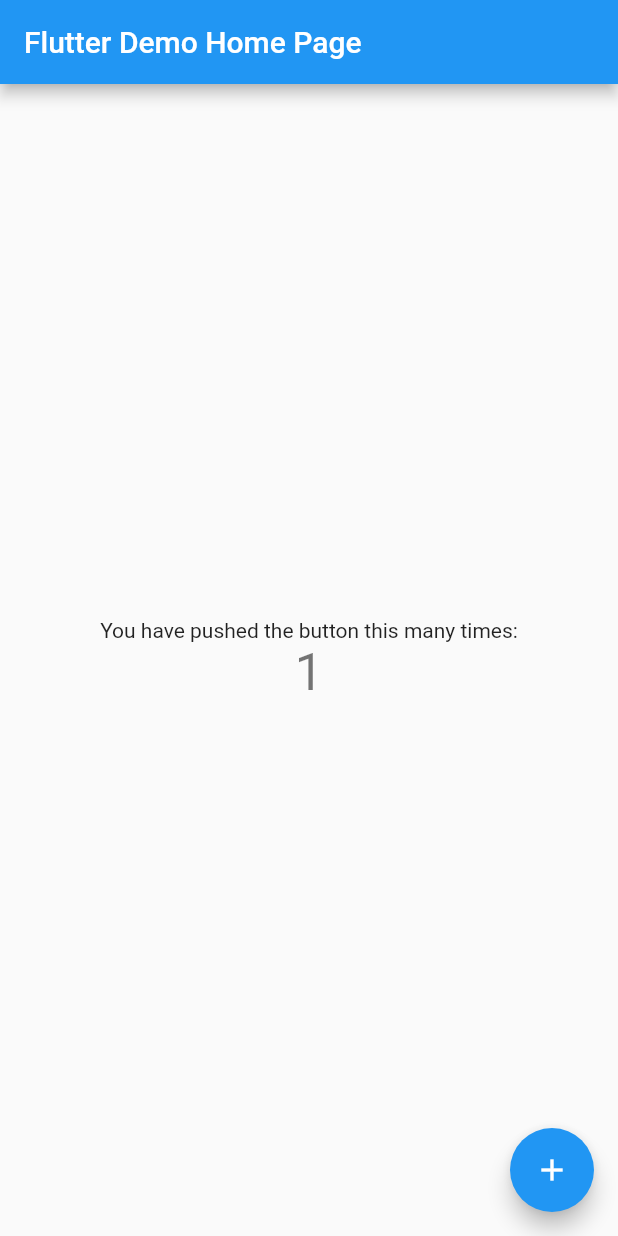
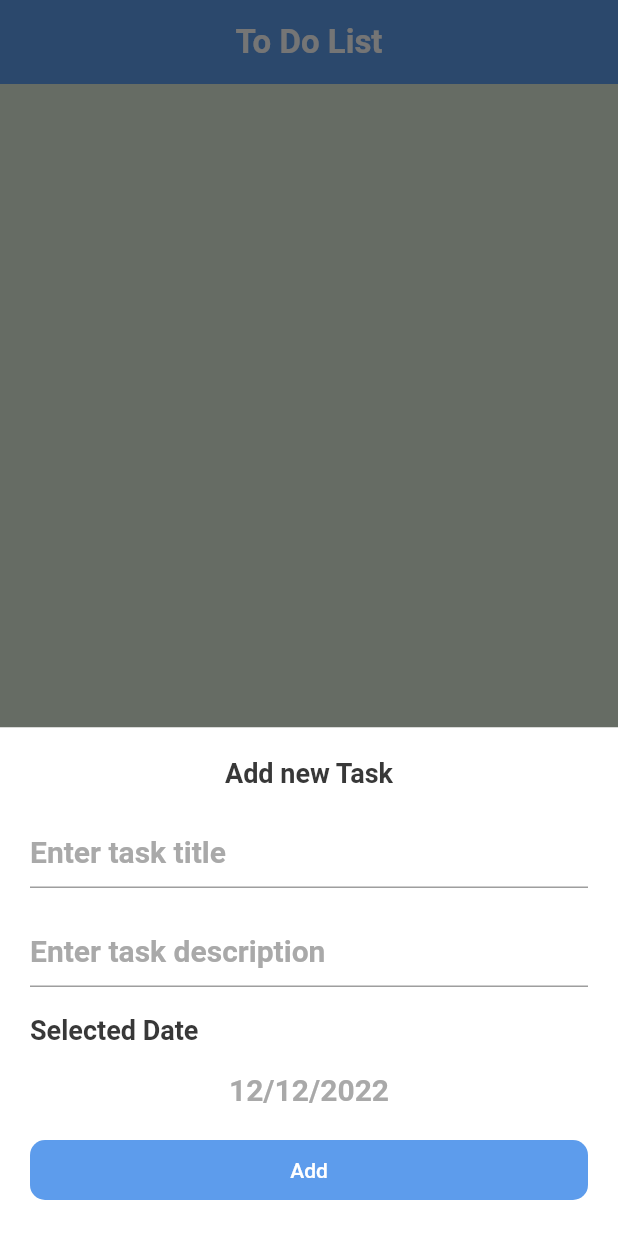
Before and after one commit to ibrahimzaher/todo_app, a Flutter app: the screen it shows after launch, after a tap on the "add" icon, on a phone screen of 412 x 824 dp. Run offline on Flutter 3.47's test engine with Material 2 defaults, Android fonts, the phone set to English and light mode, and no system bars.

Commit message:
added home-layout

```diff
--- /dev/null
+++ b/lib/layout/home/home_layout.dart
@@ -0,0 +1,57 @@
+import 'package:flutter/material.dart';
+import 'package:provider/provider.dart';
+import 'package:todo_app/layout/provider/bottom_nav_bar_provider.dart';
+import 'package:todo_app/modules/settings/settings_tab.dart';
+import 'package:todo_app/modules/tasks/tasks_tab.dart';
+
+class HomeLayout extends StatelessWidget {
+  const HomeLayout({Key? key}) : super(key: key);
+  static const String routeName = 'Home';
+  @override
+  Widget build(BuildContext context) {
+    return Consumer<BottomNavBarProvider>(
+      builder: (context, provider, child) => Scaffold(
+        resizeToAvoidBottomInset: true,
+        appBar: AppBar(
+          title: Text(
+            'To Do List',
+            style: Theme.of(context).textTheme.headline5,
+          ),
+        ),
+        floatingActionButtonLocation: FloatingActionButtonLocation.centerDocked,
+        floatingActionButton: FloatingActionButton(
+          onPressed: () {
+            provider.showTaskBottomSheet(context);
+          },
+          child: const Icon(
+            Icons.add,
+          ),
+        ),
+        bottomNavigationBar: BottomAppBar(
+          notchMargin: 8.0,
+          child: BottomNavigationBar(
+            currentIndex: provider.currentIndex,
+            onTap: (index) {
+              provider.changeTabs(index);
+            },
+            items: const [
+              BottomNavigationBarItem(
+                icon: Icon(
+                  Icons.list_outlined,
+                ),
+                label: 'Tasks',
+              ),
+              BottomNavigationBarItem(
+                icon: Icon(
+                  Icons.settings,
+                ),
+                label: 'Settings',
+              ),
+            ],
+          ),
+        ),
+        body: const [TasksTab(), SettingsTab()][provider.currentIndex],
+      ),
+    );
+  }
+}
--- /dev/null
+++ b/lib/layout/home/task_bottom_sheet.dart
@@ -0,0 +1,126 @@
+import 'package:flutter/material.dart';
+import 'package:intl/intl.dart';
+import 'package:provider/provider.dart';
+import 'package:todo_app/shared/components/my_spacer.dart';
+import 'package:todo_app/shared/components/my_text_form_field.dart';
+import 'package:todo_app/shared/provider/theme_provider.dart';
+import 'package:todo_app/shared/styles/colors.dart';
+
+class TaskBottomSheet extends StatefulWidget {
+  const TaskBottomSheet({super.key});
+
+  @override
+  State<TaskBottomSheet> createState() => _TaskBottomSheetState();
+}
+
+class _TaskBottomSheetState extends State<TaskBottomSheet> {
+  var formKey = GlobalKey<FormState>();
+
+  var title = TextEditingController();
+
+  var description = TextEditingController();
+
+  var dateTime = DateTime.now();
+
+  @override
+  Widget build(BuildContext context) {
+    return Container(
+      color: context.watch<ThemeProvider>().isDark() ? bottomColor : whiteColor,
+      child: Container(
+        padding: const EdgeInsetsDirectional.only(
+          top: 20,
+          bottom: 20,
+        ),
+        margin: const EdgeInsetsDirectional.only(
+          start: 20,
+          end: 20,
+        ),
+        child: Form(
+          key: formKey,
+          child: Column(
+            mainAxisSize: MainAxisSize.min,
+            crossAxisAlignment: CrossAxisAlignment.stretch,
+            children: [
+              Text(
+                'Add new Task',
+                style: Theme.of(context).textTheme.headline6,
+                textAlign: TextAlign.center,
+              ),
+              const MySpacer(),
+              MyTextFormField(
+                hintText: 'Enter task title',
+                controller: title,
+                inValid: 'Please enter your task title',
+              ),
+              const MySpacer(),
+              MyTextFormField(
+                hintText: 'Enter task description',
+                controller: description,
+                inValid: 'Please enter your task description',
+              ),
+              const MySpacer(),
+              Text(
+                'Selected Date',
+                style: Theme.of(context).textTheme.headline6,
+              ),
+              const MySpacer(),
+              InkWell(
+                onTap: () {
+                  changeDateTime(context);
+                },
+                child: Text(
+                  DateFormat.yMd().format(dateTime),
+                  style: Theme.of(context).textTheme.bodyText1,
+                  textAlign: TextAlign.center,
+                ),
+              ),
+              const MySpacer(),
+              ElevatedButton(
+                style: ElevatedButton.styleFrom(
+                  backgroundColor: blueColor,
+                  elevation: 0,
+                  fixedSize: const Size(double.infinity, 40),
+                  shape: RoundedRectangleBorder(
+                    borderRadius: BorderRadiusDirectional.circular(
+                      10,
+                    ),
+                  ),
+                ),
+                onPressed: () {
+                  if (formKey.currentState!.validate()) {
+                    Navigator.of(context).pop();
+                  }
+                },
+                child: const Text(
+                  'Add',
+                ),
+              ),
+              Padding(
+                padding: EdgeInsets.only(
+                  bottom: MediaQuery.of(context).viewInsets.bottom,
+                ),
+              ),
+            ],
+          ),
+        ),
+      ),
+    );
+  }
+
+  void changeDateTime(BuildContext context) {
+    showDatePicker(
+      context: context,
+      initialDate: dateTime,
+      firstDate: DateTime.now(),
+      lastDate: DateTime.now().add(
+        const Duration(
+          days: 365,
+        ),
+      ),
+    ).then((value) {
+      if (value == null) return;
+      dateTime = value;
+      setState(() {});
+    });
+  }
+}
--- /dev/null
+++ b/lib/layout/provider/bottom_nav_bar_provider.dart
@@ -0,0 +1,19 @@
+import 'package:flutter/material.dart';
+import 'package:todo_app/layout/home/task_bottom_sheet.dart';
+
+class BottomNavBarProvider extends ChangeNotifier {
+  int currentIndex = 0;
+  changeTabs(int index) {
+    if (currentIndex == index) return;
+    currentIndex = index;
+    notifyListeners();
+  }
+
+  showTaskBottomSheet(context) {
+    showModalBottomSheet(
+      context: context,
+      isScrollControlled: true,
+      builder: (context) => TaskBottomSheet(),
+    );
+  }
+}
--- a/lib/main.dart
+++ b/lib/main.dart
@@ -1,115 +1,40 @@
 import 'package:flutter/material.dart';
+import 'package:provider/provider.dart';
+import 'package:todo_app/layout/home/home_layout.dart';
+import 'package:todo_app/layout/provider/bottom_nav_bar_provider.dart';
+import 'package:todo_app/shared/provider/theme_provider.dart';
+import 'package:todo_app/shared/styles/my_theme.dart';
 
 void main() {
-  runApp(const MyApp());
+  runApp(
+    MultiProvider(
+      providers: [
+        ChangeNotifierProvider(
+          create: (_) => ThemeProvider(),
+        ),
+        ChangeNotifierProvider(
+          create: (_) => BottomNavBarProvider(),
+        ),
+      ],
+      child: const MyApp(),
+    ),
+  );
 }
 
 class MyApp extends StatelessWidget {
   const MyApp({super.key});
-
-  // This widget is the root of your application.
   @override
   Widget build(BuildContext context) {
     return MaterialApp(
-      title: 'Flutter Demo',
-      theme: ThemeData(
-        // This is the theme of your application.
-        //
-        // Try running your application with "flutter run". You'll see the
-        // application has a blue toolbar. Then, without quitting the app, try
-        // changing the primarySwatch below to Colors.green and then invoke
-        // "hot reload" (press "r" in the console where you ran "flutter run",
-        // or simply save your changes to "hot reload" in a Flutter IDE).
-        // Notice that the counter didn't reset back to zero; the application
-        // is not restarted.
-        primarySwatch: Colors.blue,
-      ),
-      home: const MyHomePage(title: 'Flutter Demo Home Page'),
+      title: 'To Do List',
+      theme: MyTheme.light,
+      darkTheme: MyTheme.dark,
+      themeMode: context.watch<ThemeProvider>().themeMode,
+      debugShowCheckedModeBanner: false,
+      initialRoute: HomeLayout.routeName,
+      routes: {
+        HomeLayout.routeName: (_) => HomeLayout(),
+      },
     );
   }
 }
-
-class MyHomePage extends StatefulWidget {
-  const MyHomePage({super.key, required this.title});
-
-  // This widget is the home page of your application. It is stateful, meaning
-  // that it has a State object (defined below) that contains fields that affect
-  // how it looks.
-
-  // This class is the configuration for the state. It holds the values (in this
-  // case the title) provided by the parent (in this case the App widget) and
-  // used by the build method of the State. Fields in a Widget subclass are
-  // always marked "final".
-
-  final String title;
-
-  @override
-  State<MyHomePage> createState() => _MyHomePageState();
-}
-
-class _MyHomePageState extends State<MyHomePage> {
-  int _counter = 0;
-
-  void _incrementCounter() {
-    setState(() {
-      // This call to setState tells the Flutter framework that something has
-      // changed in this State, which causes it to rerun the build method below
-      // so that the display can reflect the updated values. If we changed
-      // _counter without calling setState(), then the build method would not be
-      // called again, and so nothing would appear to happen.
-      _counter++;
-    });
-  }
-
-  @override
-  Widget build(BuildContext context) {
-    // This method is rerun every time setState is called, for instance as done
-    // by the _incrementCounter method above.
-    //
-    // The Flutter framework has been optimized to make rerunning build methods
-    // fast, so that you can just rebuild anything that needs updating rather
-    // than having to individually change instances of widgets.
-    return Scaffold(
-      appBar: AppBar(
-        // Here we take the value from the MyHomePage object that was created by
-        // the App.build method, and use it to set our appbar title.
-        title: Text(widget.title),
-      ),
-      body: Center(
-        // Center is a layout widget. It takes a single child and positions it
-        // in the middle of the parent.
-        child: Column(
-          // Column is also a layout widget. It takes a list of children and
-          // arranges them vertically. By default, it sizes itself to fit its
-          // children horizontally, and tries to be as tall as its parent.
-          //
-          // Invoke "debug painting" (press "p" in the console, choose the
-          // "Toggle Debug Paint" action from the Flutter Inspector in Android
-          // Studio, or the "Toggle Debug Paint" command in Visual Studio Code)
-          // to see the wireframe for each widget.
-          //
-          // Column has various properties to control how it sizes itself and
-          // how it positions its children. Here we use mainAxisAlignment to
-          // center the children vertically; the main axis here is the vertical
-          // axis because Columns are vertical (the cross axis would be
-          // horizontal).
-          mainAxisAlignment: MainAxisAlignment.center,
-          children: <Widget>[
-            const Text(
-              'You have pushed the button this many times:',
-            ),
-            Text(
-              '$_counter',
-              style: Theme.of(context).textTheme.headline4,
-            ),
-          ],
-        ),
-      ),
-      floatingActionButton: FloatingActionButton(
-        onPressed: _incrementCounter,
-        tooltip: 'Increment',
-        child: const Icon(Icons.add),
-      ), // This trailing comma makes auto-formatting nicer for build methods.
-    );
-  }
-}
--- /dev/null
+++ b/lib/modules/settings/settings_tab.dart
@@ -0,0 +1,10 @@
+import 'package:flutter/material.dart';
+
+class SettingsTab extends StatelessWidget {
+  const SettingsTab({Key? key}) : super(key: key);
+
+  @override
+  Widget build(BuildContext context) {
+    return Container();
+  }
+}
--- /dev/null
+++ b/lib/modules/tasks/tasks_tab.dart
@@ -0,0 +1,10 @@
+import 'package:flutter/material.dart';
+
+class TasksTab extends StatelessWidget {
+  const TasksTab({Key? key}) : super(key: key);
+
+  @override
+  Widget build(BuildContext context) {
+    return Container();
+  }
+}
--- /dev/null
+++ b/lib/shared/components/my_spacer.dart
@@ -0,0 +1,12 @@
+import 'package:flutter/material.dart';
+
+class MySpacer extends StatelessWidget {
+  const MySpacer({Key? key, this.height = 18}) : super(key: key);
+  final double height;
+  @override
+  Widget build(BuildContext context) {
+    return SizedBox(
+      height: height,
+    );
+  }
+}
--- /dev/null
+++ b/lib/shared/components/my_text_form_field.dart
@@ -0,0 +1,31 @@
+import 'package:flutter/material.dart';
+
+class MyTextFormField extends StatelessWidget {
+  const MyTextFormField(
+      {Key? key,
+      this.maxLines = 1,
+      required this.hintText,
+      required this.controller,
+      required this.inValid})
+      : super(key: key);
+  final int maxLines;
+  final String hintText;
+  final TextEditingController controller;
+  final String inValid;
+  @override
+  Widget build(BuildContext context) {
+    return TextFormField(
+      controller: controller,
+      maxLines: maxLines,
+      decoration: InputDecoration(
+        hintText: hintText,
+        hintStyle: Theme.of(context).textTheme.bodyText1,
+      ),
+      style: Theme.of(context).textTheme.headline6,
+      validator: (value) {
+        if (value == null || value.trim().isEmpty) return inValid;
+        return null;
+      },
+    );
+  }
+}
--- /dev/null
+++ b/lib/shared/provider/theme_provider.dart
@@ -0,0 +1,14 @@
+import 'package:flutter/material.dart';
+
+class ThemeProvider extends ChangeNotifier {
+  ThemeMode themeMode = ThemeMode.light;
+  toggleTheme(mode) {
+    if (themeMode == mode) return;
+    themeMode = mode;
+    notifyListeners();
+  }
+
+  bool isDark() {
+    return (themeMode == ThemeMode.dark);
+  }
+}
--- /dev/null
+++ b/lib/shared/styles/colors.dart
@@ -0,0 +1,12 @@
+import 'package:flutter/material.dart';
+
+Color whiteColor = const Color(0xffffffff);
+Color darkColor = const Color(0xff060E1E);
+Color blueColor = const Color(0xff5D9CEC);
+Color scaffoldColorLight = const Color(0xffDFECDB);
+Color scaffoldColorDark = const Color(0xff060E1E);
+Color greyColor = const Color(0xffC8C9CB);
+Color blackColor = const Color(0xff383838);
+Color hintLightColor = const Color(0xffA9A9A9);
+Color hintDarkColor = const Color(0xffCDCACA);
+Color bottomColor = const Color(0xff141922);
--- /dev/null
+++ b/lib/shared/styles/my_theme.dart
@@ -0,0 +1,124 @@
+import 'package:flutter/material.dart';
+import 'package:flutter/services.dart';
+import 'package:todo_app/shared/styles/colors.dart';
+
+class MyTheme {
+  static ThemeData light = ThemeData(
+    primaryColor: blueColor,
+    scaffoldBackgroundColor: scaffoldColorLight,
+    textTheme: TextTheme(
+      headline5: TextStyle(
+        fontSize: 22,
+        fontWeight: FontWeight.bold,
+        color: whiteColor,
+      ),
+      headline6: TextStyle(
+        fontSize: 18,
+        fontWeight: FontWeight.bold,
+        color: blackColor,
+      ),
+      bodyText1: TextStyle(
+        color: hintLightColor,
+        fontSize: 20,
+        fontWeight: FontWeight.bold,
+      ),
+    ),
+    floatingActionButtonTheme: FloatingActionButtonThemeData(
+      shape: CircleBorder(
+        side: BorderSide(
+          color: whiteColor,
+          width: 4,
+        ),
+      ),
+      backgroundColor: blueColor,
+      iconSize: 30,
+    ),
+    bottomAppBarTheme: BottomAppBarTheme(
+      shape: const CircularNotchedRectangle(),
+      color: whiteColor,
+    ),
+    bottomNavigationBarTheme: BottomNavigationBarThemeData(
+      backgroundColor: Colors.transparent,
+      elevation: 0,
+      selectedItemColor: blueColor,
+      unselectedItemColor: greyColor,
+      selectedIconTheme: const IconThemeData(
+        size: 30,
+      ),
+      unselectedIconTheme: const IconThemeData(
+        size: 25,
+      ),
+    ),
+    appBarTheme: AppBarTheme(
+      elevation: 0,
+      backgroundColor: blueColor,
+      centerTitle: true,
+      systemOverlayStyle: SystemUiOverlayStyle(
+        statusBarColor: blueColor,
+        statusBarIconBrightness: Brightness.light,
+      ),
+      iconTheme: IconThemeData(
+        color: whiteColor,
+      ),
+    ),
+  );
+  static ThemeData dark = ThemeData(
+    primaryColor: blueColor,
+    scaffoldBackgroundColor: scaffoldColorDark,
+    textTheme: TextTheme(
+      headline5: TextStyle(
+        fontSize: 22,
+        fontWeight: FontWeight.bold,
+        color: darkColor,
+      ),
+      headline6: TextStyle(
+        fontSize: 18,
+        fontWeight: FontWeight.bold,
+        color: whiteColor,
+      ),
+      bodyText1: TextStyle(
+        color: hintDarkColor,
+        fontSize: 20,
+        fontWeight: FontWeight.bold,
+      ),
+    ),
+    appBarTheme: AppBarTheme(
+      elevation: 0,
+      backgroundColor: blueColor,
+      centerTitle: true,
+      systemOverlayStyle: SystemUiOverlayStyle(
+        statusBarColor: blueColor,
+        statusBarIconBrightness: Brightness.dark,
+      ),
+      iconTheme: IconThemeData(
+        color: darkColor,
+      ),
+    ),
+    floatingActionButtonTheme: FloatingActionButtonThemeData(
+      shape: CircleBorder(
+        side: BorderSide(
+          color: whiteColor,
+          width: 4,
+        ),
+      ),
+      backgroundColor: blueColor,
+      iconSize: 30,
+    ),
+    bottomAppBarTheme: BottomAppBarTheme(
+      shape: const CircularNotchedRectangle(),
+      color: bottomColor,
+    ),
+    bottomNavigationBarTheme: BottomNavigationBarThemeData(
+      backgroundColor: Colors.transparent,
+      elevation: 0,
+      selectedItemColor: blueColor,
+      unselectedItemColor: greyColor,
+      selectedIconTheme: const IconThemeData(
+        size: 30,
+      ),
+      unselectedIconTheme: const IconThemeData(
+        size: 25,
+      ),
+    ),
+  );
+}
--- a/pubspec.yaml
+++ b/pubspec.yaml
@@ -36,6 +36,8 @@ dependencies:
   # The following adds the Cupertino Icons font to your application.
   # Use with the CupertinoIcons class for iOS style icons.
   cupertino_icons: ^1.0.2
+  provider: ^6.0.4
+  intl: ^0.17.0
 
 dev_dependencies:
   flutter_test:
```
Also changed, not shown: pubspec.lock.
